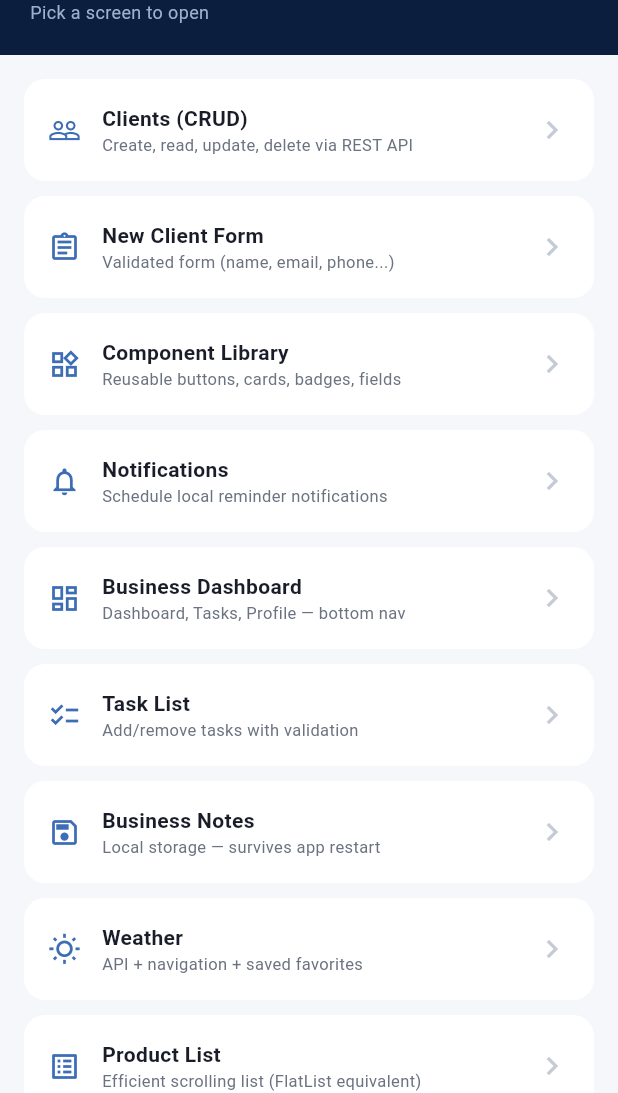
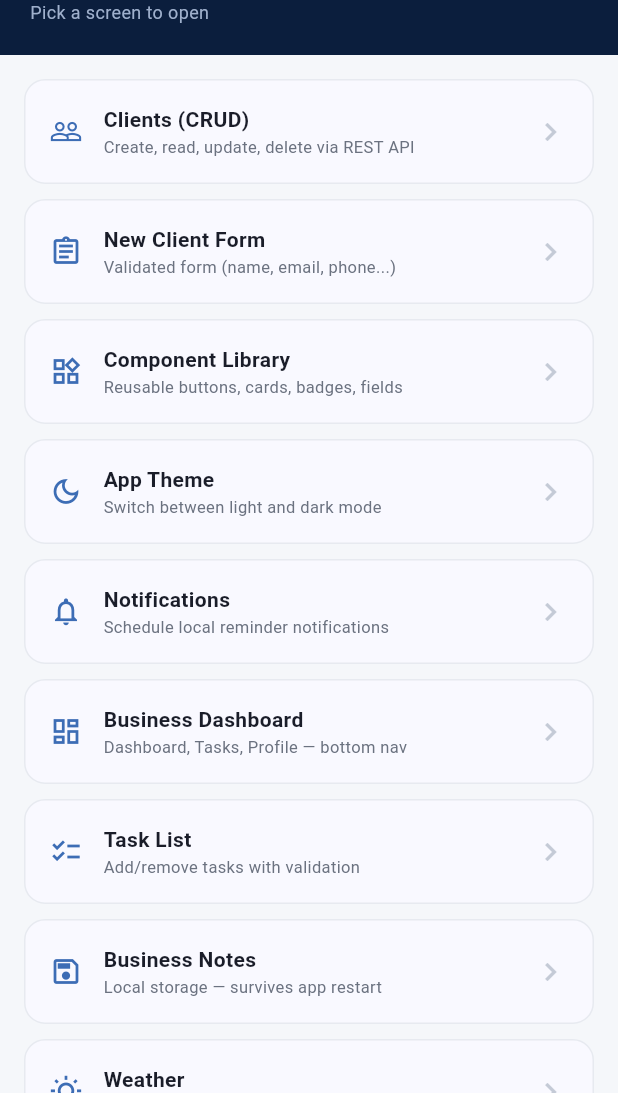
Before and after one commit to xoxoesha/tecniforge-flutter-app, a Flutter app: the screen it shows after launch, on a phone screen of 412 x 824 dp, the part 143-1236 px from its top. Run offline on Flutter 3.47's test engine with Material 3 defaults, Android fonts, the phone set to English and light mode, and no system bars; our stand-ins replace flutter_local_notifications, image_picker, shared_preferences.

Commit message:
Update main.dart

```diff
--- a/lib/main.dart
+++ b/lib/main.dart
@@ -6,6 +6,7 @@ import 'package:flutter_local_notifications/flutter_local_notifications.dart';
 import 'package:shared_preferences/shared_preferences.dart';
 import 'package:provider/provider.dart';
 import 'package:image_picker/image_picker.dart';
+import 'package:path_provider/path_provider.dart';
 
 // ---------------------------------------------------------------------------
 // TecniForge — Unified app
@@ -31,11 +32,58 @@ class AppTheme {
   static const radiusSm = 10.0;
   static const radiusMd = 14.0;
 
-  static ThemeData get themeData => ThemeData(
+  static ThemeData get lightTheme => ThemeData(
     useMaterial3: true,
+    brightness: Brightness.light,
     scaffoldBackgroundColor: canvas,
-        colorScheme: ColorScheme.fromSeed(seedColor: navyPrimary, primary: navyPrimary, error: errorRed),
-      );
+    colorScheme: ColorScheme.fromSeed(seedColor: navyPrimary, brightness: Brightness.light, primary: navyPrimary, error: errorRed),
+    cardColor: Colors.white,
+    dividerColor: cardBorder,
+  );
+
+  static ThemeData get darkTheme => ThemeData(
+    useMaterial3: true,
+    brightness: Brightness.dark,
+    scaffoldBackgroundColor: const Color(0xFF10141C),
+    colorScheme: ColorScheme.fromSeed(
+      seedColor: steelAccent,
+      brightness: Brightness.dark,
+      primary: const Color(0xFF7FA8E8),
+      secondary: forgeAmber,
+      surface: const Color(0xFF171D27),
+      error: const Color(0xFFFF6B5E),
+    ),
+    cardColor: const Color(0xFF171D27),
+    dividerColor: const Color(0xFF2B3442),
+  );
+
+  static ThemeData get themeData => lightTheme;
+}
+
+class ThemeController extends ChangeNotifier {
+  static const _prefsKey = 'app_theme_mode';
+  ThemeMode _mode = ThemeMode.light;
+  ThemeMode get mode => _mode;
+  bool get isDark => _mode == ThemeMode.dark;
+
+  ThemeController() { _load(); }
+
+  Future<void> _load() async {
+    final prefs = await SharedPreferences.getInstance();
+    if (prefs.getString(_prefsKey) == 'dark') {
+      _mode = ThemeMode.dark;
+      notifyListeners();
+    }
+  }
+
+  Future<void> setMode(ThemeMode mode) async {
+    _mode = mode;
+    notifyListeners();
+    final prefs = await SharedPreferences.getInstance();
+    await prefs.setString(_prefsKey, mode == ThemeMode.dark ? 'dark' : 'light');
+  }
+
+  Future<void> toggle() => setMode(isDark ? ThemeMode.light : ThemeMode.dark);
 }
 
 final FlutterLocalNotificationsPlugin notificationsPlugin = FlutterLocalNotificationsPlugin();
@@ -99,8 +147,11 @@ void main() async {
   runApp(
     // ChangeNotifierProvider makes CartState reachable from every screen
     // below it in the widget tree — the "store" that Redux/Context provide.
-    ChangeNotifierProvider(
-      create: (_) => CartState(),
+    MultiProvider(
+      providers: [
+        ChangeNotifierProvider(create: (_) => CartState()),
+        ChangeNotifierProvider(create: (_) => ThemeController()),
+      ],
       child: const TecniForgeApp(),
     ),
   );
@@ -113,7 +164,9 @@ class TecniForgeApp extends StatelessWidget {
     return MaterialApp(
       debugShowCheckedModeBanner: false,
       title: 'TecniForge',
-      theme: AppTheme.themeData,
+      theme: AppTheme.lightTheme,
+      darkTheme: AppTheme.darkTheme,
+      themeMode: context.watch<ThemeController>().mode,
       home: const SplashScreen(),
     );
   }
@@ -182,6 +235,7 @@ class HomeMenuScreen extends StatelessWidget {
       _MenuItem('Clients (CRUD)', 'Create, read, update, delete via REST API', Icons.people_outline, (ctx) => const ClientListScreen()),
       _MenuItem('New Client Form', 'Validated form (name, email, phone...)', Icons.assignment_outlined, (ctx) => const ClientFormScreen()),
       _MenuItem('Component Library', 'Reusable buttons, cards, badges, fields', Icons.widgets_outlined, (ctx) => const ComponentDemoScreen()),
+      _MenuItem('App Theme', 'Switch between light and dark mode', Icons.dark_mode_outlined, (ctx) => const ThemeSettingsScreen()),
       _MenuItem('Notifications', 'Schedule local reminder notifications', Icons.notifications_outlined, (ctx) => const NotificationsScreen()),
       _MenuItem('Business Dashboard', 'Dashboard, Tasks, Profile — bottom nav', Icons.dashboard_outlined, (ctx) => const BusinessDashboardScreen()),
       _MenuItem('Task List', 'Add/remove tasks with validation', Icons.checklist_outlined, (ctx) => const TaskListScreen()),
@@ -342,7 +396,7 @@ class AppCard extends StatelessWidget {
     final card = Container(
       width: double.infinity,
       padding: const EdgeInsets.all(16),
-      decoration: BoxDecoration(color: Colors.white, borderRadius: BorderRadius.circular(AppTheme.radiusMd)),
+      decoration: BoxDecoration(color: Theme.of(context).colorScheme.surface, borderRadius: BorderRadius.circular(AppTheme.radiusMd), border: Border.all(color: Theme.of(context).dividerColor)),
       child: child,
     );
     if (onTap == null) return card;
@@ -386,12 +440,12 @@ class _AppButtonState extends State<AppButton> {
   Widget build(BuildContext context) {
     final bg = switch (widget.variant) {
       AppButtonVariant.primary => AppTheme.navyPrimary,
-      AppButtonVariant.secondary => Colors.white,
+      AppButtonVariant.secondary => Theme.of(context).colorScheme.surface,
       AppButtonVariant.danger => AppTheme.errorRed.withOpacity(0.1),
     };
     final fg = switch (widget.variant) {
       AppButtonVariant.primary => Colors.white,
-      AppButtonVariant.secondary => AppTheme.ink,
+      AppButtonVariant.secondary => Theme.of(context).colorScheme.onSurface,
       AppButtonVariant.danger => AppTheme.errorRed,
     };
 
@@ -413,7 +467,7 @@ class _AppButtonState extends State<AppButton> {
             style: ElevatedButton.styleFrom(
               backgroundColor: bg,
               elevation: widget.variant == AppButtonVariant.secondary ? 0 : 1,
-              side: widget.variant == AppButtonVariant.secondary ? const BorderSide(color: AppTheme.cardBorder) : null,
+              side: widget.variant == AppButtonVariant.secondary ? BorderSide(color: Theme.of(context).dividerColor) : null,
               shape: RoundedRectangleBorder(borderRadius: BorderRadius.circular(AppTheme.radiusSm)),
             ),
             child: Row(
@@ -466,14 +520,75 @@ class AppTextField extends StatelessWidget {
             hintText: hint,
             prefixIcon: icon != null ? Icon(icon, size: 18, color: AppTheme.slate) : null,
             filled: true,
-            fillColor: Colors.white,
-            border: OutlineInputBorder(borderRadius: BorderRadius.circular(AppTheme.radiusSm), borderSide: const BorderSide(color: AppTheme.cardBorder)),
-            enabledBorder: OutlineInputBorder(borderRadius: BorderRadius.circular(AppTheme.radiusSm), borderSide: const BorderSide(color: AppTheme.cardBorder)),
+            fillColor: Theme.of(context).colorScheme.surface,
+            border: OutlineInputBorder(borderRadius: BorderRadius.circular(AppTheme.radiusSm), borderSide: BorderSide(color: Theme.of(context).dividerColor)),
+            enabledBorder: OutlineInputBorder(borderRadius: BorderRadius.circular(AppTheme.radiusSm), borderSide: BorderSide(color: Theme.of(context).dividerColor)),
             focusedBorder: OutlineInputBorder(borderRadius: BorderRadius.circular(AppTheme.radiusSm), borderSide: const BorderSide(color: AppTheme.navyPrimary, width: 1.5)),
             contentPadding: const EdgeInsets.symmetric(horizontal: 14, vertical: 14),
           ),
         ),
       ],
+    );
+  }
+}
+
+// ---------------------------------------------------------------------------
+// THEME SETTINGS — dynamic light/dark mode
+// ---------------------------------------------------------------------------
+
+class ThemeSettingsScreen extends StatelessWidget {
+  const ThemeSettingsScreen({super.key});
+
+  @override
+  Widget build(BuildContext context) {
+    final controller = context.watch<ThemeController>();
+    final isDark = controller.isDark;
+    final colors = Theme.of(context).colorScheme;
+
+    return Scaffold(
+      body: Column(
+        children: [
+          const AppTopBar(title: 'App Theme', subtitle: 'Choose your preferred appearance', showBack: true),
+          Expanded(
+            child: ListView(
+              padding: const EdgeInsets.all(20),
+              children: [
+                AppCard(
+                  child: Column(
+                    crossAxisAlignment: CrossAxisAlignment.start,
+                    children: [
+                      Icon(isDark ? Icons.dark_mode : Icons.light_mode, color: AppTheme.forgeAmber, size: 28),
+                      const SizedBox(height: 12),
+                      Text('Appearance', style: TextStyle(fontSize: 18, fontWeight: FontWeight.w600, color: colors.onSurface)),
+                      const SizedBox(height: 6),
+                      Text('Switch the complete app between light and dark mode. The change is applied immediately across all screens.', style: TextStyle(fontSize: 12, color: colors.onSurfaceVariant)),
+                      const SizedBox(height: 16),
+                      SwitchListTile.adaptive(
+                        contentPadding: EdgeInsets.zero,
+                        title: Text(isDark ? 'Dark mode' : 'Light mode'),
+                        subtitle: Text(isDark ? 'Dark colors are active' : 'Light colors are active'),
+                        secondary: Icon(isDark ? Icons.nightlight_round : Icons.wb_sunny_outlined),
+                        value: isDark,
+                        onChanged: (_) => controller.toggle(),
+                      ),
+                    ],
+                  ),
+                ),
+                const SizedBox(height: 12),
+                AppCard(
+                  child: Row(
+                    children: [
+                      const Icon(Icons.check_circle_outline, color: AppTheme.successGreen, size: 20),
+                      const SizedBox(width: 10),
+                      Expanded(child: Text('Your selected theme is saved locally and will be restored when the app is opened again.', style: TextStyle(fontSize: 12, color: colors.onSurfaceVariant))),
+                    ],
+                  ),
+                ),
+              ],
+            ),
+          ),
+        ],
+      ),
     );
   }
 }
@@ -2058,9 +2173,17 @@ class _ImagePickerScreenState extends State<ImagePickerScreen> {
         setState(() => _statusMessage = 'No image selected.');
         return;
       }
-      await _saveImagePath(picked.path); // persists immediately on pick
+      // image_picker's own path points into a temporary cache directory
+      // that Android can clear at any time — copying it into the app's
+      // permanent documents directory is what actually makes it stick
+      // around, not just saving the raw picked path.
+      final docsDir = await getApplicationDocumentsDirectory();
+      final permanentPath = '${docsDir.path}/business_photo.jpg';
+      final savedFile = await File(picked.path).copy(permanentPath);
+
+      await _saveImagePath(savedFile.path);
       setState(() {
-        _selectedImage = File(picked.path);
+        _selectedImage = savedFile;
         _statusMessage = source == ImageSource.camera
             ? 'Photo captured and saved.'
             : 'Image selected and saved.';
@@ -2088,7 +2211,7 @@ class _ImagePickerScreenState extends State<ImagePickerScreen> {
     return Scaffold(
       body: Column(
         children: [
-          const AppTopBar(title: 'Business Photo', subtitle: 'Attach a photo of a receipt or product'),
+          const AppTopBar(title: 'Business Photo', subtitle: 'Attach a photo of a receipt or product', showBack: true),
           Expanded(
             child: SingleChildScrollView(
               padding: const EdgeInsets.all(20),
```
Lines whose indentation alone changed are shown as unchanged.
